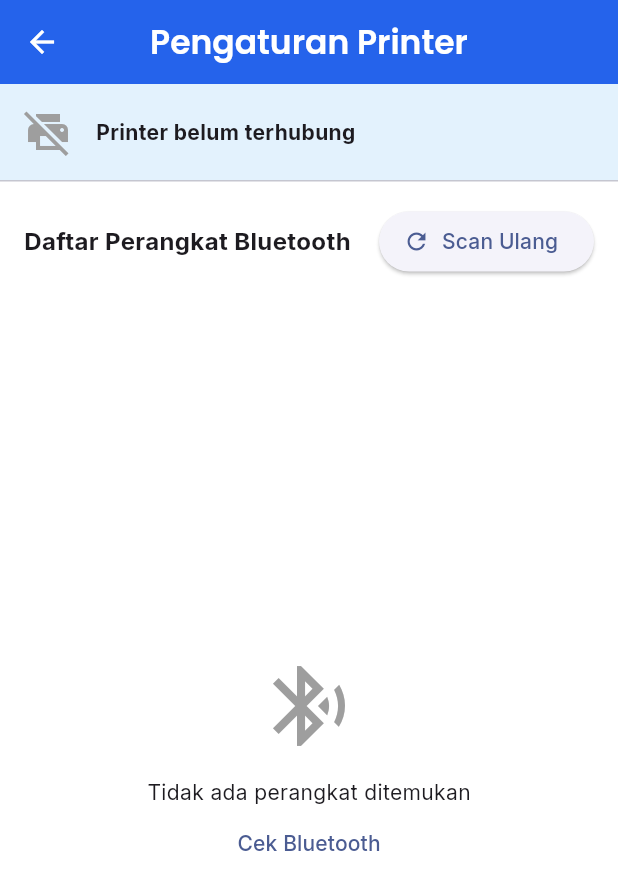
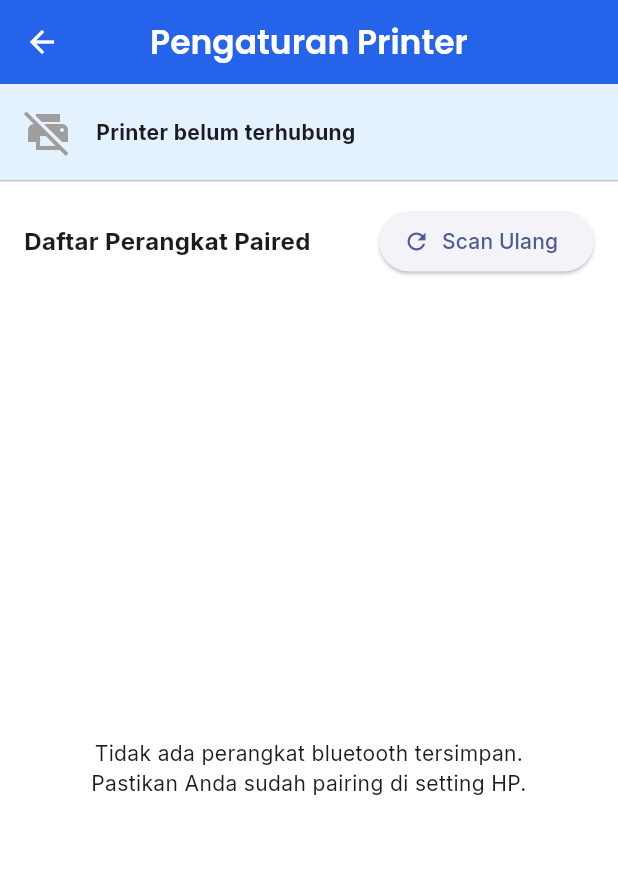
Before and after one commit to ezz001-dev/kasir-offline-gratis, a Flutter app: the screen it shows after launch, after a tap on "Pengaturan", on a phone screen of 412 x 824 dp. Shown: the top 890 px of the screen. Run offline on Flutter 3.47's test engine with Material 3 defaults, Android fonts, the phone set to English and light mode, and no system bars; our stand-ins replace fl_chart, google_fonts, sqflite; missing offline and left inert: esc_pos_utils, mobile_scanner, print_bluetooth_thermal; accounts and stored records are empty.

Commit message:
update print struck tes

```diff
--- a/lib/providers/printer_provider.dart
+++ b/lib/providers/printer_provider.dart
@@ -1,33 +1,19 @@
 import 'package:flutter/material.dart';
-import 'package:blue_thermal_printer/blue_thermal_printer.dart';
+import 'package:print_bluetooth_thermal/print_bluetooth_thermal.dart';
 import 'package:flutter/services.dart';
 
 class PrinterProvider with ChangeNotifier {
-  final BlueThermalPrinter _bluetooth = BlueThermalPrinter.instance;
-
-  List<BluetoothDevice> _devices = [];
-  BluetoothDevice? _selectedDevice;
+  // Menggunakan library print_bluetooth_thermal
+  List<BluetoothInfo> _devices = [];
+  String? _connectedMacAddress; // Kita simpan MAC Address untuk cek status
   bool _isConnected = false;
   bool _isLoading = false;
 
-  List<BluetoothDevice> get devices => _devices;
-  BluetoothDevice? get selectedDevice => _selectedDevice;
+  // Getter
+  List<BluetoothInfo> get devices => _devices;
   bool get isConnected => _isConnected;
   bool get isLoading => _isLoading;
-
-  PrinterProvider() {
-    _init();
-  }
-
-  // Cek status koneksi saat inisialisasi
-  void _init() {
-    _bluetooth.isConnected.then((isConnected) {
-      if (isConnected == true) {
-        _isConnected = true;
-        notifyListeners();
-      }
-    });
-  }
+  String? get connectedMacAddress => _connectedMacAddress;
 
   // 1. Scan Perangkat Bluetooth
   Future<void> scanDevices() async {
@@ -35,9 +21,10 @@ class PrinterProvider with ChangeNotifier {
     notifyListeners();
 
     try {
-      List<BluetoothDevice> devices = await _bluetooth.getBondedDevices();
-      _devices = devices;
-    } on PlatformException catch (e) {
+      final List<BluetoothInfo> result =
+          await PrintBluetoothThermal.pairedBluetooths;
+      _devices = result;
+    } catch (e) {
       debugPrint("Error scan devices: $e");
     } finally {
       _isLoading = false;
@@ -46,19 +33,19 @@ class PrinterProvider with ChangeNotifier {
   }
 
   // 2. Koneksi ke Printer
-  Future<void> connect(BluetoothDevice device) async {
+  Future<void> connect(String macAddress) async {
     _isLoading = true;
     notifyListeners();
 
     try {
-      if (_selectedDevice != null && _selectedDevice != device) {
-        await _bluetooth.disconnect();
+      final bool result = await PrintBluetoothThermal.connect(
+        macPrinterAddress: macAddress,
+      );
+      _isConnected = result;
+      if (result) {
+        _connectedMacAddress = macAddress;
       }
-
-      await _bluetooth.connect(device);
-      _selectedDevice = device;
-      _isConnected = true;
-    } on PlatformException catch (e) {
+    } catch (e) {
       debugPrint("Error connect: $e");
       _isConnected = false;
     } finally {
@@ -69,9 +56,9 @@ class PrinterProvider with ChangeNotifier {
 
   // 3. Putus Koneksi
   Future<void> disconnect() async {
-    await _bluetooth.disconnect();
+    await PrintBluetoothThermal.disconnect;
     _isConnected = false;
-    _selectedDevice = null;
+    _connectedMacAddress = null;
     notifyListeners();
   }
 
@@ -79,14 +66,15 @@ class PrinterProvider with ChangeNotifier {
   Future<void> printBytes(List<int> bytes) async {
     if (!_isConnected) return;
     try {
-      await _bluetooth.writeBytes(Uint8List.fromList(bytes));
+      await PrintBluetoothThermal.writeBytes(bytes);
     } catch (e) {
       debugPrint("Print Error: $e");
     }
   }
 
-  // Cek apakah bluetooth HP nyala
-  Future<bool> get isBluetoothOn async {
-    return (await _bluetooth.isOn) ?? false;
+  // Cek Status Koneksi (Refresh)
+  Future<void> checkConnection() async {
+    _isConnected = await PrintBluetoothThermal.connectionStatus;
+    notifyListeners();
   }
 }
--- a/lib/screens/settings_screen.dart
+++ b/lib/screens/settings_screen.dart
@@ -1,6 +1,5 @@
 import 'package:flutter/material.dart';
 import 'package:provider/provider.dart';
-import 'package:blue_thermal_printer/blue_thermal_printer.dart';
 import '../providers/printer_provider.dart';
 
 class SettingsScreen extends StatefulWidget {
@@ -14,9 +13,11 @@ class _SettingsScreenState extends State<SettingsScreen> {
   @override
   void initState() {
     super.initState();
-    // Auto scan saat halaman dibuka
     WidgetsBinding.instance.addPostFrameCallback((_) {
-      Provider.of<PrinterProvider>(context, listen: false).scanDevices();
+      // Cek koneksi dulu, lalu scan
+      final printer = Provider.of<PrinterProvider>(context, listen: false);
+      printer.checkConnection();
+      printer.scanDevices();
     });
   }
 
@@ -45,14 +46,17 @@ class _SettingsScreenState extends State<SettingsScreen> {
                       children: [
                         Text(
                           printer.isConnected
-                              ? "Terhubung ke: ${printer.selectedDevice?.name}"
+                              ? "Printer Terhubung"
                               : "Printer belum terhubung",
                           style: const TextStyle(fontWeight: FontWeight.bold),
                         ),
                         if (printer.isConnected)
-                          const Text(
-                            "Siap mencetak struk",
-                            style: TextStyle(fontSize: 12, color: Colors.green),
+                          Text(
+                            "MAC: ${printer.connectedMacAddress ?? '-'}",
+                            style: const TextStyle(
+                              fontSize: 12,
+                              color: Colors.green,
+                            ),
                           ),
                       ],
                     ),
@@ -71,14 +75,14 @@ class _SettingsScreenState extends State<SettingsScreen> {
 
               const Divider(height: 1),
 
-              // Tombol Scan & Loading
+              // Tombol Scan
               Padding(
                 padding: const EdgeInsets.all(16.0),
                 child: Row(
                   mainAxisAlignment: MainAxisAlignment.spaceBetween,
                   children: [
                     const Text(
-                      "Daftar Perangkat Bluetooth",
+                      "Daftar Perangkat Paired",
                       style: TextStyle(
                         fontWeight: FontWeight.bold,
                         fontSize: 16,
@@ -103,68 +107,44 @@ class _SettingsScreenState extends State<SettingsScreen> {
               // List Perangkat
               Expanded(
                 child: printer.devices.isEmpty
-                    ? Center(
-                        child: Column(
-                          mainAxisAlignment: MainAxisAlignment.center,
-                          children: [
-                            const Icon(
-                              Icons.bluetooth_searching,
-                              size: 64,
-                              color: Colors.grey,
-                            ),
-                            const SizedBox(height: 16),
-                            const Text("Tidak ada perangkat ditemukan"),
-                            TextButton(
-                              onPressed: () async {
-                                // Cek apakah bluetooth mati
-                                if (!await printer.isBluetoothOn) {
-                                  ScaffoldMessenger.of(context).showSnackBar(
-                                    const SnackBar(
-                                      content: Text(
-                                        "Mohon nyalakan Bluetooth HP Anda",
-                                      ),
-                                    ),
-                                  );
-                                } else {
-                                  printer.scanDevices();
-                                }
-                              },
-                              child: const Text("Cek Bluetooth"),
-                            ),
-                          ],
+                    ? const Center(
+                        child: Text(
+                          "Tidak ada perangkat bluetooth tersimpan.\nPastikan Anda sudah pairing di setting HP.",
+                          textAlign: TextAlign.center,
                         ),
                       )
                     : ListView.builder(
                         itemCount: printer.devices.length,
                         itemBuilder: (context, index) {
                           final device = printer.devices[index];
-                          final isSelected =
-                              printer.selectedDevice?.address == device.address;
+                          final isConnected =
+                              printer.connectedMacAddress == device.macAdress;
 
                           return ListTile(
-                            leading: const Icon(Icons.print),
-                            title: Text(device.name ?? "Unknown Device"),
-                            subtitle: Text(device.address ?? "-"),
-                            trailing: isSelected
+                            leading: const Icon(Icons.bluetooth),
+                            title: Text(device.name),
+                            subtitle: Text(device.macAdress),
+                            trailing: isConnected
                                 ? const Icon(
                                     Icons.check_circle,
                                     color: Colors.green,
                                   )
                                 : ElevatedButton(
-                                    onPressed: () => printer.connect(device),
+                                    onPressed: () =>
+                                        printer.connect(device.macAdress),
                                     style: ElevatedButton.styleFrom(
                                       backgroundColor: Colors.blue.shade50,
                                       foregroundColor: Colors.blue,
                                     ),
                                     child: const Text("Sambung"),
                                   ),
-                            onTap: () => printer.connect(device),
+                            onTap: () => printer.connect(device.macAdress),
                           );
                         },
                       ),
               ),
 
-              // Tombol Test Print (Hanya muncul jika connect)
+              // Tombol Test Print
               if (printer.isConnected)
                 Padding(
                   padding: const EdgeInsets.all(16.0),
@@ -172,15 +152,10 @@ class _SettingsScreenState extends State<SettingsScreen> {
                     width: double.infinity,
                     child: ElevatedButton.icon(
                       onPressed: () async {
-                        // Test Print Sederhana (Manual Byte)
-                        // \x1B\x40 = Initialize
-                        // \x0A = Line Feed
+                        // Test Print
                         printer.printBytes([
-                          0x1B,
-                          0x40,
-                          ...("TEST PRINT BERHASIL\n".codeUnits),
-                          ...("-------------------\n".codeUnits),
-                          ...("Cek Printer OK\n\n\n".codeUnits),
+                          0x1B, 0x40, // Init
+                          ...("TEST PRINT OK\n\n\n".codeUnits),
                         ]);
                       },
                       style: ElevatedButton.styleFrom(
--- a/pubspec.yaml
+++ b/pubspec.yaml
@@ -48,7 +48,8 @@ dependencies:
 
   # --- Hardware Features (Siapkan dari sekarang) ---
   mobile_scanner: ^3.5.5 # Scan Barcode
-  blue_thermal_printer: ^1.2.3 # (Opsional: Uncomment saat masuk fase printer)
+  # blue_thermal_printer: ^1.2.3 # (Opsional: Uncomment saat masuk fase printer)
+  print_bluetooth_thermal: ^1.1.1 # Library pengganti
   esc_pos_utils: ^1.1.0        # (Opsional: Untuk format struk)
 
 dev_dependencies:
```
Also changed, not shown: pubspec.lock, 4 other files.
